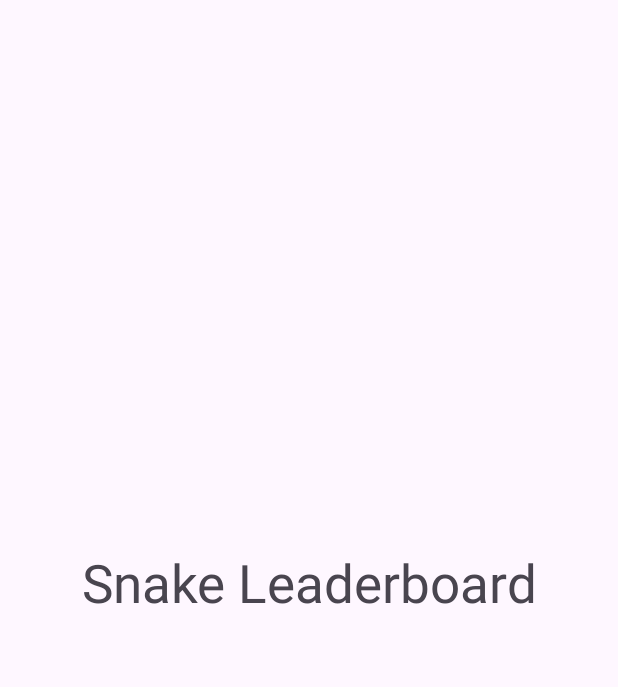
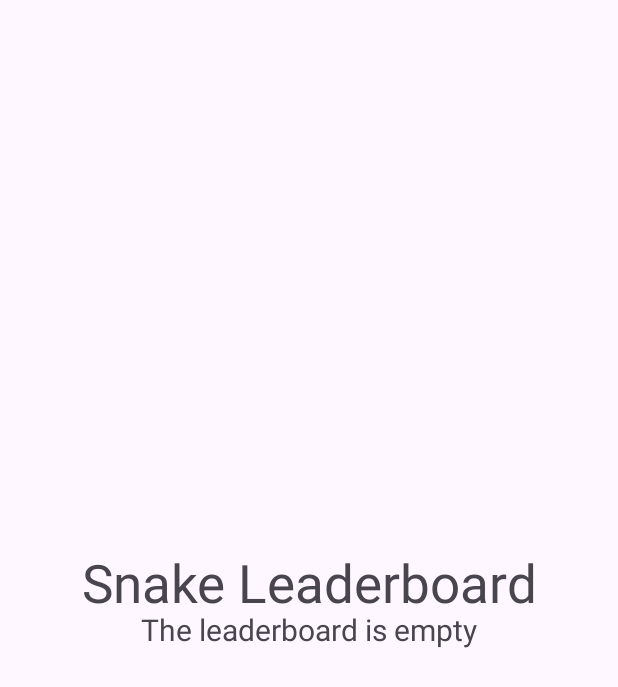
Before and after one commit to NoahBlattner/blatnoa_SnakeGame, an Android app: the LeaderboardActivity screen opened directly, with no data from a screen before it, on a phone screen of 412 x 824 dp. Shown: the top 687 px of the screen. Run offline under Robolectric (Android 15) with nearby library versions, the phone set to English and light mode, and no system bars.

Commit message:
Fixé un bug qui causait la liste à ne pas s'afficher correctement Supprimé la limite d'ajout de 10 éléments (10 éléments ne s'affiche seulement mais il est possible de sauvgarder plus) Rechargmenent des éléments dans le manager lors d'un changement Amélioré l'alignement des champs de texte des scores

```diff
--- a/app/src/main/java/com/divtec/blatnoa/snakegame/Leaderboard/RankingAdapter.java
+++ b/app/src/main/java/com/divtec/blatnoa/snakegame/Leaderboard/RankingAdapter.java
@@ -41,7 +41,7 @@ public class RankingAdapter extends RecyclerView.Adapter<RankingView> {
         Ranking ranking = rankingList.get(position-1);
 
         // Set the ranking data to the view
-        holder.setData(String.valueOf(ranking.getRanking()), ranking.getPlayer(), String.valueOf(ranking.getScore()), ranking.getTimeDate());
+        holder.setData(String.valueOf(ranking.getRanking()) + ".", ranking.getPlayer(), String.valueOf(ranking.getScore()), ranking.getTimeDate());
     }
 
     @Override
--- a/app/src/main/java/com/divtec/blatnoa/snakegame/LeaderboardActivity.java
+++ b/app/src/main/java/com/divtec/blatnoa/snakegame/LeaderboardActivity.java
@@ -1,9 +1,12 @@
 package com.divtec.blatnoa.snakegame;
 
 import androidx.appcompat.app.AppCompatActivity;
+import androidx.recyclerview.widget.LinearLayoutManager;
 import androidx.recyclerview.widget.RecyclerView;
 
 import android.os.Bundle;
+import android.view.View;
+import android.widget.TextView;
 
 import com.divtec.blatnoa.snakegame.Leaderboard.RankingAdapter;
 import com.divtec.blatnoa.snakegame.Snake.SnakeSQLite.Controllers.RankingManager;
@@ -15,7 +18,8 @@ public class LeaderboardActivity extends AppCompatActivity {
 
     private final int MAX_RANKINGS = 10;
 
-    RecyclerView recyclerView;
+    private RecyclerView recyclerView;
+    private TextView txtNoRankings;
 
     @Override
     protected void onCreate(Bundle savedInstanceState) {
@@ -23,9 +27,21 @@ public class LeaderboardActivity extends AppCompatActivity {
         setContentView(R.layout.activity_leaderboard);
 
         recyclerView = findViewById(R.id.list_leaderboard);
+        txtNoRankings = findViewById(R.id.txt_empty_leaderboard);
 
         RankingManager rankingManager = new RankingManager(this);
         ArrayList<Ranking> rankingList = rankingManager.getRankings(MAX_RANKINGS);
-        recyclerView.setAdapter(new RankingAdapter(rankingList));
+
+        if (rankingList.isEmpty()) {
+            txtNoRankings.setVisibility(View.VISIBLE);
+            recyclerView.setVisibility(View.GONE);
+        } else {
+            txtNoRankings.setVisibility(View.GONE);
+            recyclerView.setVisibility(View.VISIBLE);
+
+            RankingAdapter rankingAdapter = new RankingAdapter(rankingList);
+            recyclerView.setLayoutManager(new LinearLayoutManager(this));
+            recyclerView.setAdapter(rankingAdapter);
+        }
     }
 }
--- a/app/src/main/java/com/divtec/blatnoa/snakegame/Snake/SnakeSQLite/Controllers/RankingManager.java
+++ b/app/src/main/java/com/divtec/blatnoa/snakegame/Snake/SnakeSQLite/Controllers/RankingManager.java
@@ -13,20 +13,21 @@ public class RankingManager {
 
     private SnakeSQLiteOpenHelper helper;
     private ArrayList<Ranking> scoreList = new ArrayList<>();
+    private boolean wasUpdated = false;
 
     public RankingManager(Context context) {
         helper = new SnakeSQLiteOpenHelper(context);
-        scoreList = initRankingList();
+        scoreList = getRankingsFromDB();
     }
 
     /**
      * Load the ranking from the database
      * @return The ranking list
      */
-    private ArrayList<Ranking> initRankingList() {
+    private ArrayList<Ranking> getRankingsFromDB() {
         // Get all the scores from the database into a cursor
         SQLiteDatabase db = helper.getReadableDatabase();
-        Cursor cursor = db.query(true, "tb_snakeScores", new String[]{"player", "score", "timeDate"}, null, null, null, null, "score", null);
+        Cursor cursor = db.query(false, "tb_snakeScores", new String[]{"player", "score", "timeDate"}, null, null, null, null, "score", null);
 
         // Read the cursor
         ArrayList<Ranking> listScore = new ArrayList<>();
@@ -47,6 +48,7 @@ public class RankingManager {
      * @return True if the score was added, false otherwise
      */
     public boolean addRanking(String player, int score) {
+        wasUpdated = true;
         return helper.addScore(player, score);
     }
 
@@ -56,13 +58,26 @@ public class RankingManager {
      */
     public boolean clearScores() {
         if (helper.clearScores()) {
+            scoreList.clear();
+            wasUpdated = true;
             return true;
         }
         return false;
     }
 
+    /**
+     * Get the lowest ranking
+     * @return The lowest ranking if it exists, null otherwise
+     */
     public Ranking getLowestRanking() {
-        return scoreList.get(scoreList.size() - 1);
+        // If any changes were made to the ranking list
+        reloadListIfUpdated();
+
+        if (scoreList.size() > 0) {
+            // Get the lowest ranking
+            return scoreList.get(scoreList.size() - 1);
+        }
+        return null;
     }
 
     /**
@@ -70,6 +85,7 @@ public class RankingManager {
      * @return The ranking list
      */
     public ArrayList<Ranking> getAllRankings() {
+        reloadListIfUpdated();
         return scoreList;
     }
 
@@ -79,10 +95,30 @@ public class RankingManager {
      * @return The rankings up to the limit
      */
     public ArrayList<Ranking> getRankings(int limit) {
+        reloadListIfUpdated();
+
+        // If the limit is greater than the list size
+        if (limit > scoreList.size()) {
+            // Set the limit to the list size
+            limit = scoreList.size();
+        }
+
         ArrayList<Ranking> list = new ArrayList<>();
         for (int i = 0; i < limit; i++) {
             list.add(scoreList.get(i));
         }
         return list;
     }
+
+    /**
+     * Reload the ranking list from the DB if it was updated
+     */
+    private void reloadListIfUpdated() {
+        // If any changes were made to the ranking list
+        if (wasUpdated) {
+            // Reload the ranking list
+            scoreList = getRankingsFromDB();
+            wasUpdated = false;
+        }
+    }
 }
--- a/app/src/main/res/layout/activity_leaderboard.xml
+++ b/app/src/main/res/layout/activity_leaderboard.xml
@@ -23,6 +23,19 @@
         app:layout_constraintTop_toTopOf="parent"
         app:layout_constraintStart_toStartOf="parent"
         app:layout_constraintEnd_toEndOf="parent"
-        app:layout_constraintBottom_toBottomOf="parent"/>
+        app:layout_constraintBottom_toBottomOf="parent"
+        android:visibility="gone"/>
+
+    <TextView
+        android:id="@+id/txt_empty_leaderboard"
+        android:layout_width="wrap_content"
+        android:layout_height="wrap_content"
+        app:layout_constraintTop_toTopOf="parent"
+        app:layout_constraintStart_toStartOf="parent"
+        app:layout_constraintEnd_toEndOf="parent"
+        app:layout_constraintBottom_toBottomOf="parent"
+        android:layout_marginTop="@dimen/main_spacing"
+        android:text="@string/leaderboard_empty"
+        android:textSize="@dimen/subtitle_text_size"/>
 
 </androidx.constraintlayout.widget.ConstraintLayout>
--- a/app/src/main/res/values/dimens.xml
+++ b/app/src/main/res/values/dimens.xml
@@ -1,6 +1,10 @@
 <?xml version="1.0" encoding="utf-8"?>
 <resources>
+    <!-- Text sizes -->
     <dimen name="title_text_size">35sp</dimen>
+    <dimen name="subtitle_text_size">20sp</dimen>
+
+    <!-- Spacing -->
     <dimen name="main_spacing">15dp</dimen>
     <dimen name="small_spacing">6dp</dimen>
 </resources>
--- a/app/src/main/res/values/strings.xml
+++ b/app/src/main/res/values/strings.xml
@@ -21,4 +21,5 @@
     <string name="score_too_low">Your score is not in the top 10</string>
     <string name="bt_leaderboard">Snake Leaderboard</string>
     <string name="leaderboard_title">Snake Leaderboard</string>
+    <string name="leaderboard_empty">The leaderboard is empty</string>
 </resources>
```
Also changed, not shown: app/src/main/java/com/divtec/blatnoa/snakegame/Leaderboard/RankingView.java (+3 -6 lines), app/src/main/java/com/divtec/blatnoa/snakegame/SnakeActivity.java (+1 -8 lines), app/src/main/res/layout/leaderboard_ranking.xml (+10 -8 lines).
